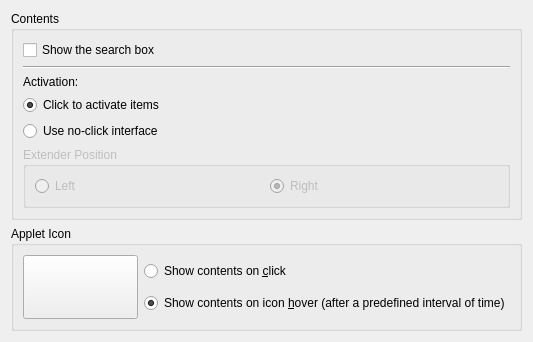
First picture: the form in applets/lancelot/parts/LancelotPartConfigBase.ui, repository KDE/kdeplasma-addons, before the edit.
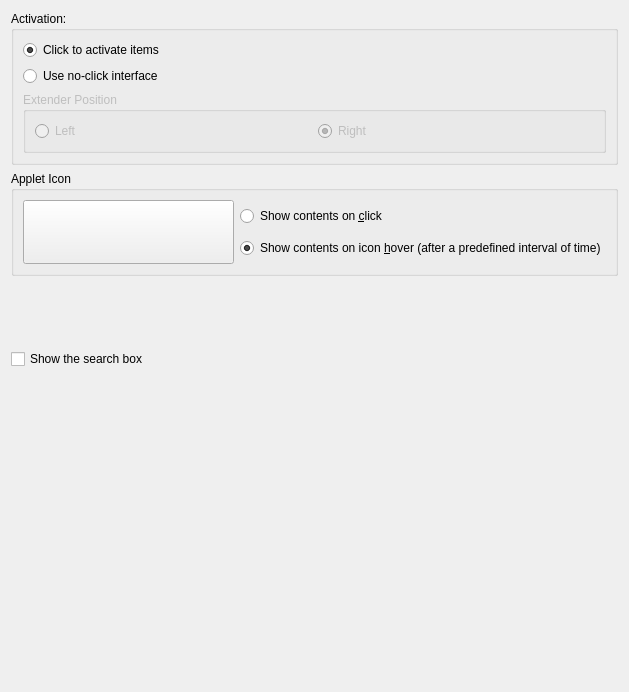
Second picture: the form after the edit. Custom widgets are drawn as their Qt base class.

Commit message: Preparing for new configuration features

Patch:
```diff
--- a/applets/lancelot/parts/LancelotPartConfigBase.ui
+++ b/applets/lancelot/parts/LancelotPartConfigBase.ui
@@ -6,38 +6,23 @@
    <rect>
     <x>0</x>
     <y>0</y>
-    <width>533</width>
-    <height>328</height>
+    <width>629</width>
+    <height>692</height>
    </rect>
   </property>
-  <layout class="QVBoxLayout" name="verticalLayout_2">
+  <layout class="QVBoxLayout" name="verticalLayout_4">
+   <item>
+    <widget class="QFrame" name="pageAdvanced">
+     <layout class="QVBoxLayout" name="verticalLayout_5">
+      <property name="margin">
+       <number>0</number>
+      </property>
    <item>
     <widget class="QGroupBox" name="panelContents">
      <property name="title">
-      <string comment="Contents of the applet">Contents</string>
+         <string comment="Contents of the applet">Activation:</string>
      </property>
      <layout class="QVBoxLayout" name="verticalLayout">
-      <item>
-       <widget class="QCheckBox" name="checkShowSearchBox">
-        <property name="text">
-         <string>Show the search box</string>
-        </property>
-       </widget>
-      </item>
-      <item>
-       <widget class="Line" name="line">
-        <property name="orientation">
-         <enum>Qt::Horizontal</enum>
-        </property>
-       </widget>
-      </item>
-      <item>
-       <widget class="QLabel" name="label">
-        <property name="text">
-         <string>Activation:</string>
-        </property>
-       </widget>
-      </item>
       <item>
        <widget class="QRadioButton" name="radioContentsActivationClick">
         <property name="text">
@@ -119,12 +104,6 @@
           <height>64</height>
          </size>
         </property>
-        <property name="icon">
-         <string>lancelot-part</string>
-        </property>
-        <property name="iconSize">
-         <number>48</number>
-        </property>
        </widget>
       </item>
       <item>
@@ -147,6 +126,51 @@
          </widget>
         </item>
        </layout>
+         </item>
+        </layout>
+       </widget>
+      </item>
+      <item>
+       <spacer name="verticalSpacer_2">
+        <property name="orientation">
+         <enum>Qt::Vertical</enum>
+        </property>
+        <property name="sizeHint" stdset="0">
+         <size>
+          <width>20</width>
+          <height>40</height>
+         </size>
+        </property>
+       </spacer>
+      </item>
+     </layout>
+    </widget>
+   </item>
+   <item>
+    <widget class="QFrame" name="pageContents">
+     <layout class="QVBoxLayout" name="verticalLayout_2">
+      <property name="margin">
+       <number>0</number>
+      </property>
+      <item>
+       <widget class="QCheckBox" name="checkShowSearchBox">
+        <property name="text">
+         <string>Show the search box</string>
+        </property>
+       </widget>
+      </item>
+      <item>
+       <spacer name="verticalSpacer">
+        <property name="orientation">
+         <enum>Qt::Vertical</enum>
+        </property>
+        <property name="sizeHint" stdset="0">
+         <size>
+          <width>20</width>
+          <height>299</height>
+         </size>
+        </property>
+       </spacer>
       </item>
      </layout>
     </widget>
```
Lines whose indentation alone changed are shown as unchanged. The commit also changes 1 other file.
